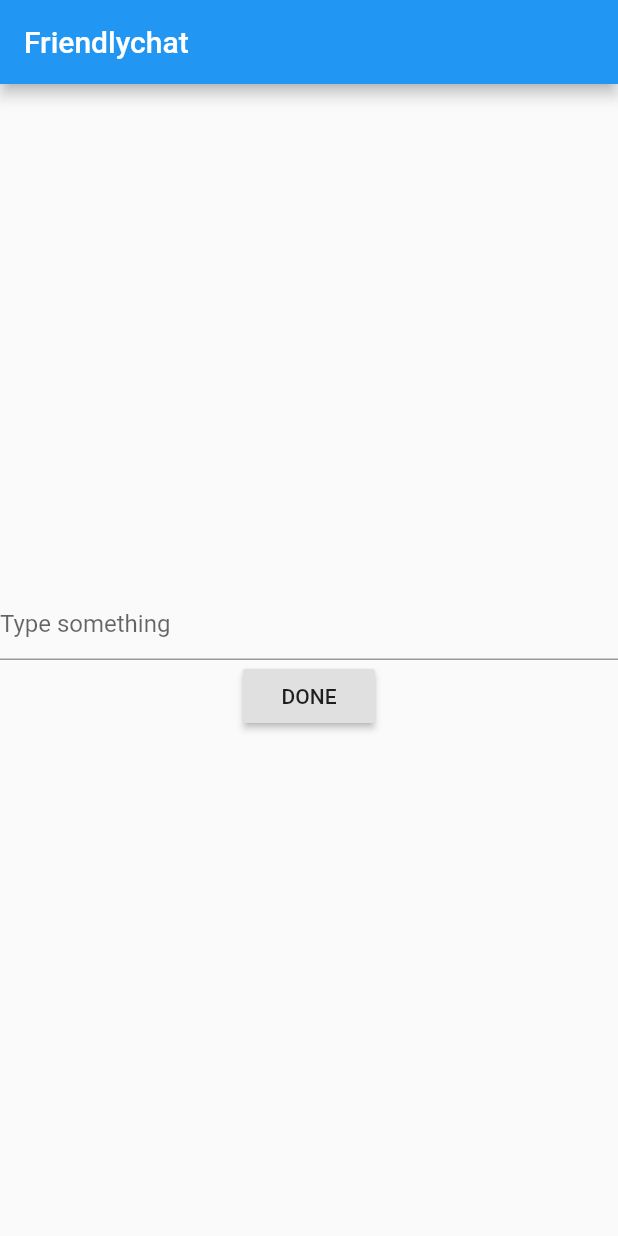
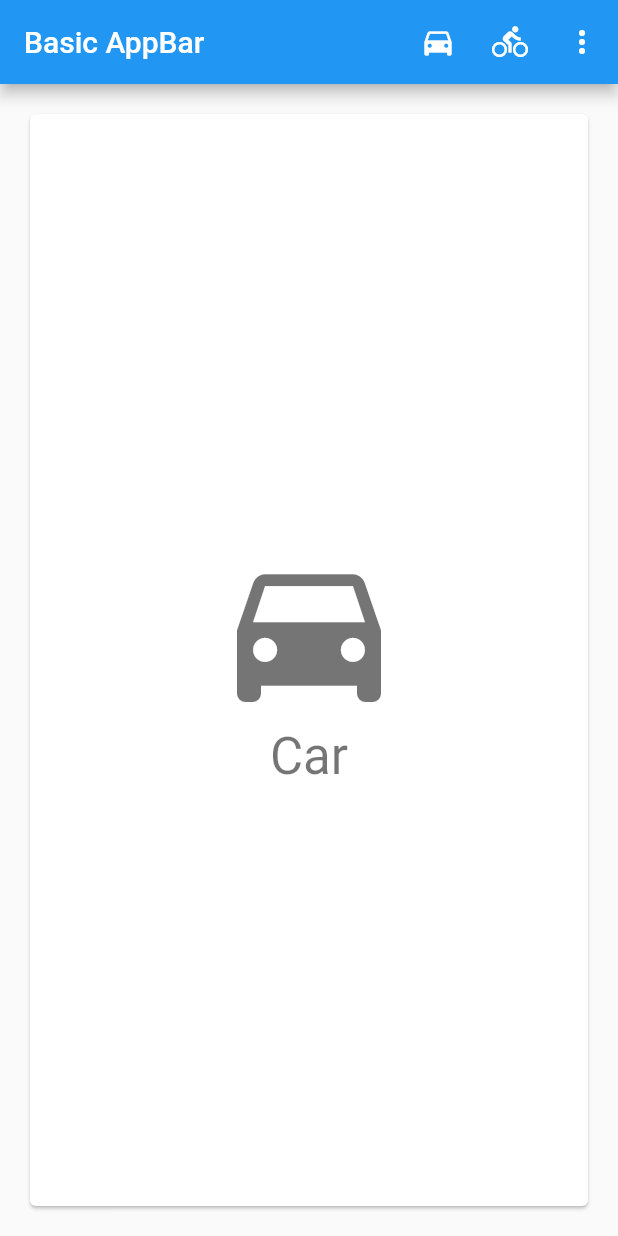
Before and after one commit to Hari999999/various_learning_2, a Flutter app: the screen it shows after launch, on a phone screen of 412 x 824 dp. Run offline on Flutter 3.47's test engine with Material 2 defaults, Android fonts, the phone set to English and light mode, and no system bars.

Commit message:
Change AppBar

```diff
--- a/FLUTTER/firstapp/lib/main.dart
+++ b/FLUTTER/firstapp/lib/main.dart
@@ -629,6 +629,18 @@ class HomePage extends StatelessWidget {
 }
 **/
 
+
+
+
+
+
+
+//////////////////////////////////////////////////////////
+
+
+
+
+/**
 import 'package:flutter/material.dart';
 
 void main() {
@@ -717,3 +729,109 @@ class _ExampleWidgetState extends State<ExampleWidget> {
   }
 
 }
+**/
+
+
+
+//////////////////////////////////////////////////////////////////////////
+
+
+
+
+
+import 'package:flutter/material.dart';
+
+// This app is a stateful, it tracks the user's current choice.
+class BasicAppBarSample extends StatefulWidget {
+  @override
+  _BasicAppBarSampleState createState() => new _BasicAppBarSampleState();
+}
+
+class _BasicAppBarSampleState extends State<BasicAppBarSample> {
+  Choice _selectedChoice = choices[0]; // The app's "state".
+
+  void _select(Choice choice) {
+    setState(() { // Causes the app to rebuild with the new _selectedChoice.
+      _selectedChoice = choice;
+    });
+  }
+
+  @override
+  Widget build(BuildContext context) {
+    return new MaterialApp(
+      home: new Scaffold(
+        appBar: new AppBar(
+          title: const Text('Basic AppBar'),
+          actions: <Widget>[
+            new IconButton( // action button
+              icon: new Icon(choices[0].icon),
+              onPressed: () { _select(choices[0]); },
+            ),
+            new IconButton( // action button
+              icon: new Icon(choices[1].icon),
+              onPressed: () { _select(choices[1]); },
+            ),
+            new PopupMenuButton<Choice>( // overflow menu
+              onSelected: _select,
+              itemBuilder: (BuildContext context) {
+                return choices.skip(2).map((Choice choice) {
+                  return new PopupMenuItem<Choice>(
+                    value: choice,
+                    child: new Text(choice.title),
+                  );
+                }).toList();
+              },
+            ),
+          ],
+        ),
+        body: new Padding(
+          padding: const EdgeInsets.all(16.0),
+          child: new ChoiceCard(choice: _selectedChoice),
+        ),
+      ),
+    );
+  }
+}
+
+class Choice {
+  const Choice({ this.title, this.icon });
+  final String title;
+  final IconData icon;
+}
+
+const List<Choice> choices = const <Choice>[
+  const Choice(title: 'Car', icon: Icons.directions_car),
+  const Choice(title: 'Bicycle', icon: Icons.directions_bike),
+  const Choice(title: 'Boat', icon: Icons.directions_boat),
+  const Choice(title: 'Bus', icon: Icons.directions_bus),
+  const Choice(title: 'Train', icon: Icons.directions_railway),
+  const Choice(title: 'Walk', icon: Icons.directions_walk),
+];
+
+class ChoiceCard extends StatelessWidget {
+  const ChoiceCard({ Key key, this.choice }) : super(key: key);
+
+  final Choice choice;
+
+  @override
+  Widget build(BuildContext context) {
+    final TextStyle textStyle = Theme.of(context).textTheme.display1;
+    return new Card(
+      color: Colors.white,
+      child: new Center(
+        child: new Column(
+          mainAxisSize: MainAxisSize.min,
+          crossAxisAlignment: CrossAxisAlignment.center,
+          children: <Widget>[
+            new Icon(choice.icon, size: 128.0, color: textStyle.color),
+            new Text(choice.title, style: textStyle),
+          ],
+        ),
+      ),
+    );
+  }
+}
+
+void main() {
+  runApp(new BasicAppBarSample());
+}
```
